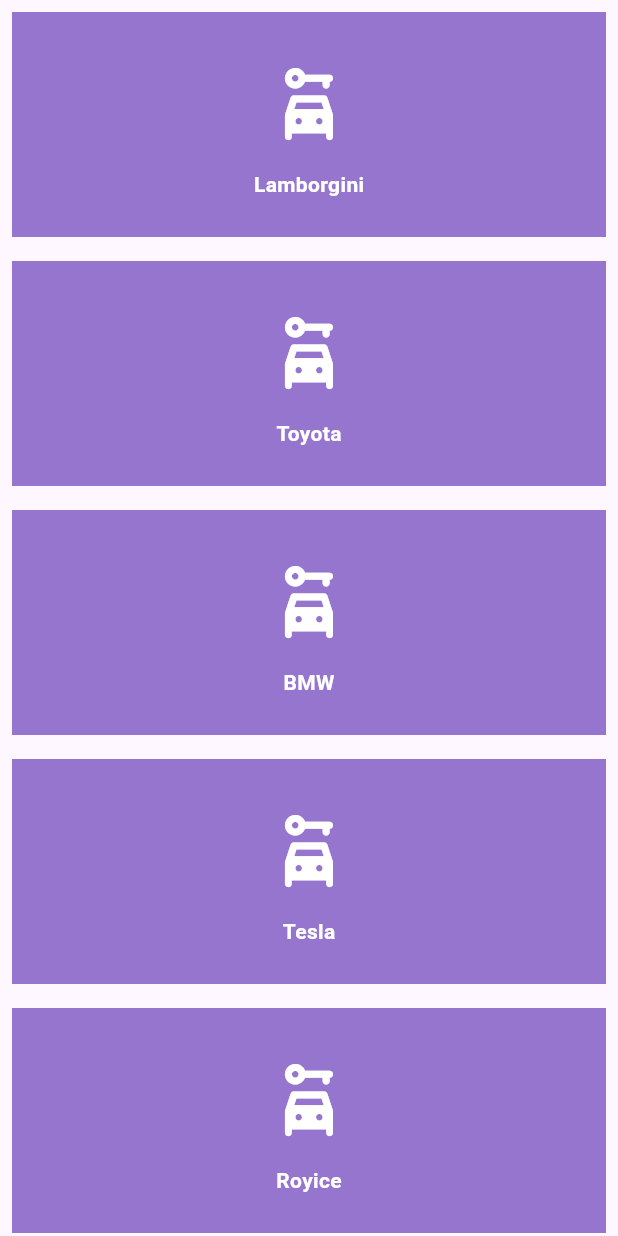
After one commit to jonget-muhabaw/flutter-class, a Flutter app: the ListviewScreen screen opened by its route, on a phone screen of 412 x 824 dp. The commit adds this screen. Run offline on Flutter 3.47's test engine with Material 3 defaults, Android fonts, the phone set to English and light mode, and no system bars; missing offline and left inert: expressions.

Commit message:
feature:add listview

```diff
--- /dev/null
+++ b/lib/components/screens/listview_screen.dart
@@ -0,0 +1,24 @@
+import 'package:class_one/components/screens/responsive/my_rectangle.dart';
+import 'package:flutter/material.dart';
+
+class ListviewScreen extends StatelessWidget {
+  ListviewScreen({super.key});
+  List<String> _products = ["Lamborgini", "Toyota", "BMW", "Tesla", "Royice"];
+  @override
+  Widget build(BuildContext context) {
+    return Scaffold(
+      body: ListView.builder(
+          itemCount: _products.length,
+          itemBuilder: (context, index) {
+            return MyRectangle(
+              title: _products[index],
+              productIcon: const Icon(
+                Icons.car_rental_rounded,
+                color: Colors.white,
+                size: 55.0,
+              ),
+            );
+          }),
+    );
+  }
+}
--- /dev/null
+++ b/lib/components/screens/responsive/my_rectangle.dart
@@ -0,0 +1,35 @@
+import 'package:flutter/material.dart';
+
+class MyRectangle extends StatelessWidget {
+  MyRectangle({super.key, required this.title, required this.productIcon});
+  String title;
+  Widget productIcon;
+  @override
+  Widget build(BuildContext context) {
+    return Padding(
+      padding: const EdgeInsets.all(8.0),
+      child: Container(
+        height: 150,
+        color: Colors.deepPurple[300],
+        child: Container(
+          margin: const EdgeInsets.only(top: 35),
+          child: Column(
+            children: [
+              productIcon,
+              const SizedBox(
+                height: 15,
+              ),
+              Text(
+                title,
+                style: const TextStyle(
+                    fontSize: 14,
+                    color: Colors.white,
+                    fontWeight: FontWeight.bold),
+              ),
+            ],
+          ),
+        ),
+      ),
+    );
+  }
+}
--- a/lib/main.dart
+++ b/lib/main.dart
@@ -1,5 +1,6 @@
 import 'package:class_one/components/screens/calculator_screen.dart';
 import 'package:class_one/components/screens/home.dart';
+import 'package:class_one/components/screens/listview_screen.dart';
 import 'package:class_one/components/screens/login_screen.dart';
 import 'package:flutter/material.dart';
 
@@ -16,8 +17,7 @@
       initialRoute: '/',
       routes: {
         '/': (context) => const LoginScreen(),
-        '/home': (context) => const HomeScreen(),
-
+        '/home': (context) =>  ListviewScreen(),
       },
       debugShowCheckedModeBanner: false,
     );
```
Also changed, not shown: lib/components/screens/login_screen.dart (+4 -4 lines), lib/components/screens/my_form.dart (+6 -6 lines).
